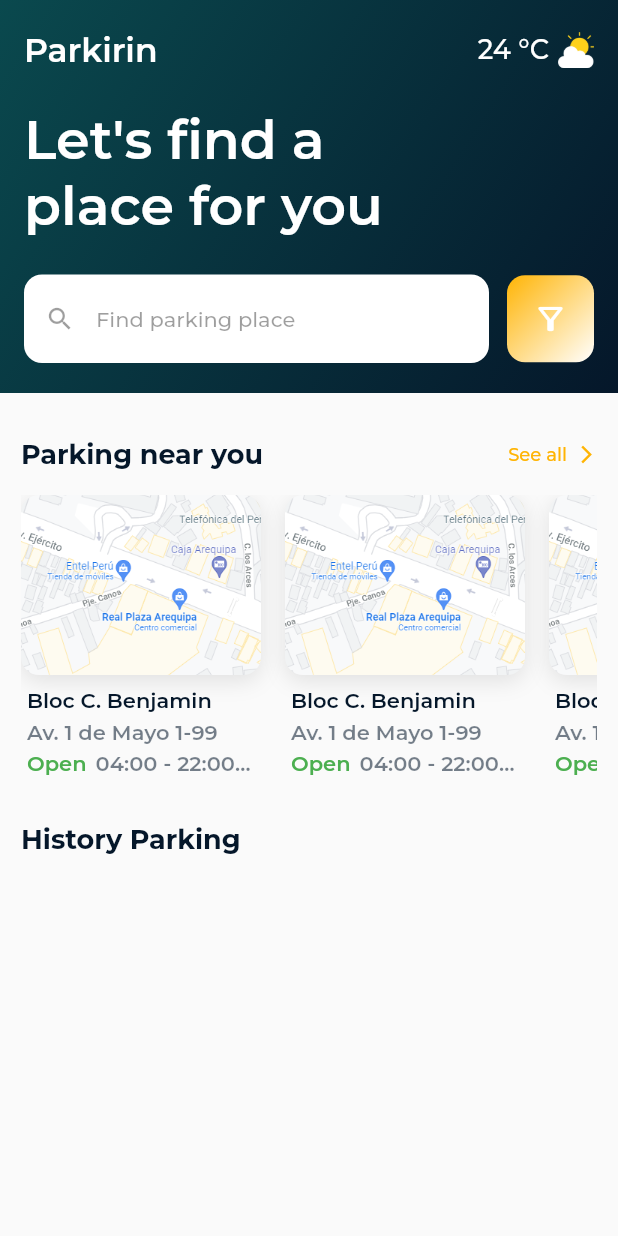
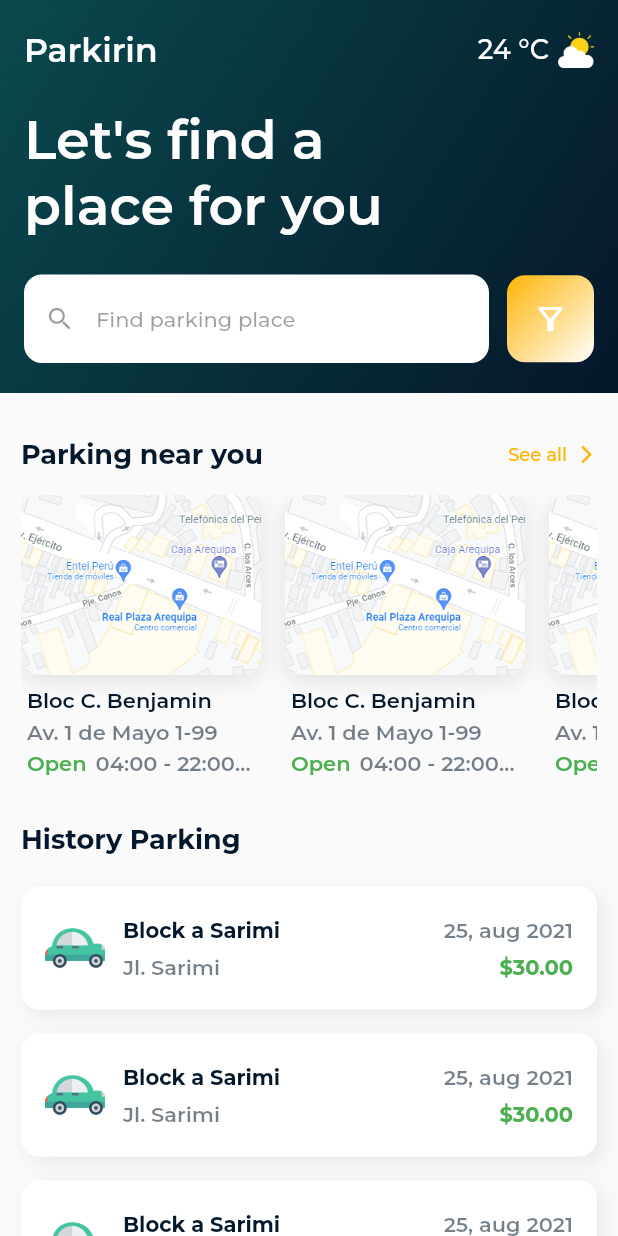
Before and after one commit to Rigel-Developer/codigo_semana8_ui, a Flutter app: the screen it shows after launch, on a phone screen of 412 x 824 dp. Run offline on Flutter 3.47's test engine with Material 2 defaults, Android fonts, the phone set to English and light mode, and no system bars; our stand-ins replace google_fonts.

Commit message:
finishall videos

```diff
--- a/lib/pages/home_page.dart
+++ b/lib/pages/home_page.dart
@@ -2,6 +2,8 @@ import 'package:flutter/material.dart';
 import 'package:google_fonts/google_fonts.dart';
 import 'package:semana8_ui/constants.dart';
 import 'package:semana8_ui/widget/item_slider_widget.dart';
+
+import '../widget/item_history_widget.dart';
 
 class HomePage extends StatelessWidget {
   const HomePage({super.key});
@@ -204,6 +206,13 @@ class HomePage extends StatelessWidget {
                       ),
                     ],
                   ),
+                  const SizedBox(
+                    height: 12,
+                  ),
+                  const ItemHistoryWidget(),
+                  const ItemHistoryWidget(),
+                  const ItemHistoryWidget(),
+                  const ItemHistoryWidget(),
                 ],
               ),
             )
--- /dev/null
+++ b/lib/widget/item_history_widget.dart
@@ -0,0 +1,102 @@
+import 'package:flutter/material.dart';
+import 'package:google_fonts/google_fonts.dart';
+
+import '../constants.dart';
+
+class ItemHistoryWidget extends StatelessWidget {
+  const ItemHistoryWidget({
+    super.key,
+  });
+
+  @override
+  Widget build(BuildContext context) {
+    return Container(
+      padding: const EdgeInsets.symmetric(
+        horizontal: 16,
+        vertical: 20,
+      ),
+      margin: const EdgeInsets.symmetric(
+        vertical: 8,
+      ),
+      decoration: BoxDecoration(
+        color: Colors.white,
+        borderRadius: BorderRadius.circular(12),
+        boxShadow: [
+          BoxShadow(
+            color: Colors.black.withOpacity(0.07),
+            blurRadius: 10,
+            offset: const Offset(4, 4),
+          )
+        ],
+      ),
+      child: Row(
+        children: [
+          Image.asset(
+            "assets/images/car.png",
+            height: 40,
+          ),
+          const SizedBox(
+            width: 12,
+          ),
+          Expanded(
+            child: Column(
+              crossAxisAlignment: CrossAxisAlignment.start,
+              children: [
+                Text(
+                  "Block a Sarimi",
+                  maxLines: 1,
+                  overflow: TextOverflow.ellipsis,
+                  style: GoogleFonts.montserrat(
+                    fontSize: 14,
+                    fontWeight: FontWeight.w700,
+                    color: kColorPrimary,
+                  ),
+                ),
+                const SizedBox(
+                  height: 8,
+                ),
+                Text(
+                  "Jl. Sarimi",
+                  style: GoogleFonts.montserrat(
+                    fontSize: 14,
+                    fontWeight: FontWeight.w600,
+                    color: kColorPrimary.withOpacity(0.55),
+                  ),
+                ),
+              ],
+            ),
+          ),
+          const SizedBox(
+            width: 12,
+          ),
+          Column(
+            crossAxisAlignment: CrossAxisAlignment.end,
+            children: [
+              Text(
+                "25, aug 2021",
+                maxLines: 1,
+                overflow: TextOverflow.ellipsis,
+                style: GoogleFonts.montserrat(
+                  fontSize: 14,
+                  fontWeight: FontWeight.w600,
+                  color: kColorPrimary.withOpacity(0.55),
+                ),
+              ),
+              const SizedBox(
+                height: 8,
+              ),
+              Text(
+                "\$30.00",
+                style: GoogleFonts.montserrat(
+                  fontSize: 14,
+                  fontWeight: FontWeight.w700,
+                  color: Colors.green,
+                ),
+              ),
+            ],
+          )
+        ],
+      ),
+    );
+  }
+}
```
